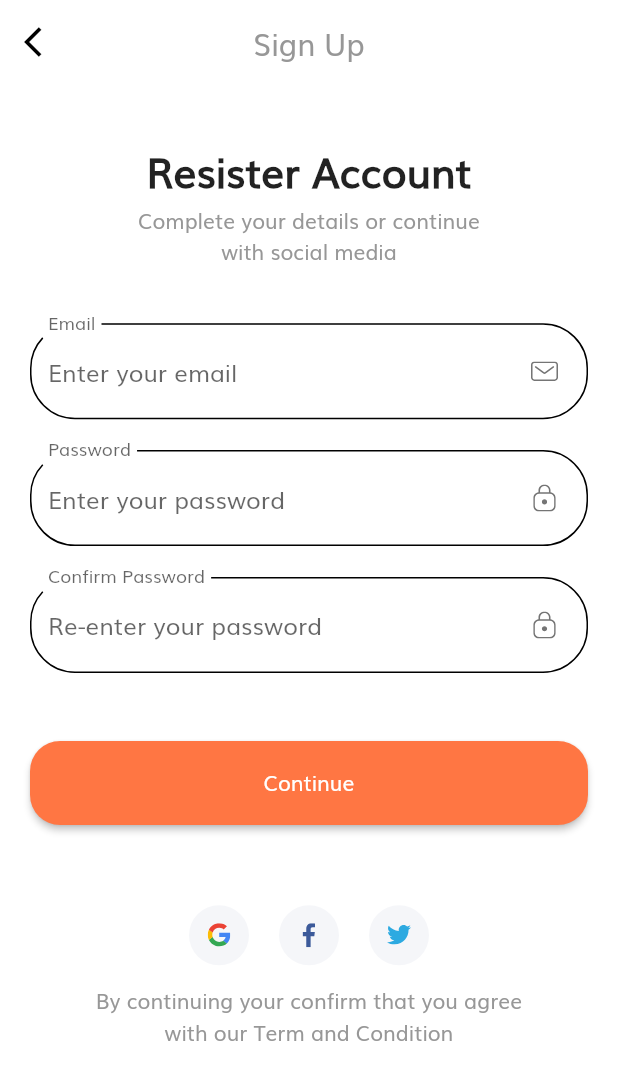
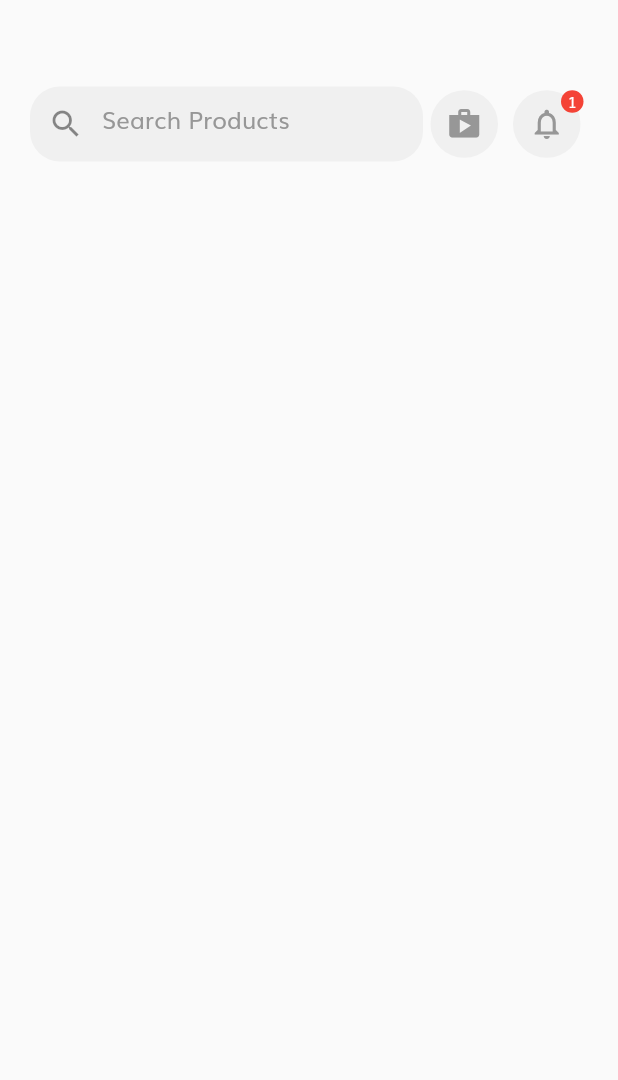
Before and after one commit to Istiak-Ahmed78/walpaper_api, a Flutter app: the screen it shows after launch, on a phone screen of 412 x 824 dp. Shown: the top 1080 px of the screen. Run offline on Flutter 3.47's test engine with Material 2 defaults, Android fonts, the phone set to English and light mode, and no system bars; our stand-ins replace flutter_svg.

Commit message:
more page added

```diff
--- a/lib/constants.dart
+++ b/lib/constants.dart
@@ -1 +1,10 @@
 import 'package:flutter/material.dart';
+import 'package:new_to_edit/views/styles/colors.dart';
+import 'views/styles/padding.dart';
+
+OutlineInputBorder otpStyle() => OutlineInputBorder(
+    borderSide: BorderSide(color: kBlack, width: 2),
+    borderRadius: BorderRadius.all(Radius.circular(10)));
+const textFieldRadius = OutlineInputBorder(
+    borderRadius: BorderRadius.all(Radius.circular(kRadius20)),
+    borderSide: BorderSide.none);
--- a/lib/main.dart
+++ b/lib/main.dart
@@ -1,6 +1,9 @@
 import 'package:flutter/material.dart';
 import 'package:new_to_edit/views/styles/fonts_families.dart';
+import 'views/screens/home_screen/home_screen.dart';
+import 'views/screens/sign_in/forgot_pass/forgot_pass.dart';
 import 'views/screens/sign_up/register_app/register_profile.dart';
+import 'views/screens/sign_up/verifivation_page/verifivation_page.dart';
 
 void main() {
   runApp(MyApp());
@@ -15,7 +18,7 @@ class MyApp extends StatelessWidget {
       // theme: ThemeData.dark(),
       title: 'Flutter Demo',
       debugShowCheckedModeBanner: false,
-      home: ResisterAccount(),
+      home: HomeScreen(),
     );
   }
 }
--- /dev/null
+++ b/lib/views/screens/home_screen/components/header_part.dart
@@ -0,0 +1,35 @@
+import 'package:flutter/material.dart';
+import 'package:new_to_edit/views/styles/colors.dart';
+import 'package:new_to_edit/views/styles/styles.dart';
+import 'icon_with_count.dart';
+import 'search_screen.dart';
+
+class HeaderPart extends StatelessWidget {
+  @override
+  Widget build(BuildContext context) {
+    return LimitedBox(
+      maxHeight: 50,
+      child: Row(
+        children: [
+          Expanded(
+            child: SearchField(),
+          ),
+          Container(
+            height: kRadius45,
+            width: kRadius45,
+            margin: EdgeInsets.symmetric(horizontal: 5),
+            decoration: BoxDecoration(
+                color: kLightSecondryColor, shape: BoxShape.circle),
+            child: Icon(
+              Icons.shop,
+              color: kSecondaryColor,
+            ),
+          ),
+          IconWithCont(
+            count: '1',
+          )
+        ],
+      ),
+    );
+  }
+}
--- /dev/null
+++ b/lib/views/screens/home_screen/components/icon_with_count.dart
@@ -0,0 +1,39 @@
+import 'package:flutter/material.dart';
+import 'package:new_to_edit/views/styles/styles.dart';
+
+class IconWithCont extends StatelessWidget {
+  final String count;
+  const IconWithCont({Key key, this.count}) : super(key: key);
+  @override
+  Widget build(BuildContext context) {
+    return Stack(
+      children: [
+        Container(
+          height: kRadius45,
+          width: kRadius45,
+          margin: EdgeInsets.symmetric(horizontal: 5),
+          decoration:
+              BoxDecoration(color: kLightSecondryColor, shape: BoxShape.circle),
+          child: Icon(
+            Icons.notifications_none,
+            color: kSecondaryColor,
+          ),
+        ),
+        Positioned(
+          left: 37,
+          // top: -2,
+          child: Container(
+            height: 15,
+            width: 15,
+            alignment: Alignment.center,
+            decoration: BoxDecoration(color: kRedColor, shape: BoxShape.circle),
+            child: Text(
+              count,
+              style: TextStyle(color: kWhiteColor, fontSize: 10),
+            ),
+          ),
+        )
+      ],
+    );
+  }
+}
--- /dev/null
+++ b/lib/views/screens/home_screen/components/search_screen.dart
@@ -0,0 +1,21 @@
+import 'package:flutter/material.dart';
+import 'package:new_to_edit/constants.dart';
+import 'package:new_to_edit/views/styles/colors.dart';
+import 'package:new_to_edit/views/styles/padding.dart';
+
+class SearchField extends StatelessWidget {
+  @override
+  Widget build(BuildContext context) {
+    return TextField(
+      decoration: InputDecoration(
+          fillColor: kLightSecondryColor,
+          filled: true,
+          prefixIcon: Icon(Icons.search),
+          enabledBorder: textFieldRadius,
+          hintText: 'Search Products',
+          prefixStyle: TextStyle(color: kSecondaryColor),
+          hintStyle: TextStyle(color: kSecondaryColor),
+          focusedBorder: textFieldRadius),
+    );
+  }
+}
--- /dev/null
+++ b/lib/views/screens/home_screen/home_screen.dart
@@ -0,0 +1,24 @@
+import 'package:flutter/material.dart';
+import 'package:new_to_edit/views/styles/styles.dart';
+import 'components/header_part.dart';
+
+class HomeScreen extends StatelessWidget {
+  @override
+  Widget build(BuildContext context) {
+    return Scaffold(
+      body: SafeArea(
+        child: Padding(
+          padding: EdgeInsets.symmetric(horizontal: kDPadding),
+          child: Column(
+            children: [
+              SizedBox(
+                height: screenHeight(context) * 0.07,
+              ),
+              HeaderPart(),
+            ],
+          ),
+        ),
+      ),
+    );
+  }
+}
--- a/lib/views/screens/sign_up/register_app/register_profile.dart
+++ b/lib/views/screens/sign_up/register_app/register_profile.dart
@@ -13,31 +13,12 @@ class _ResisterAccountState extends State<ResisterAccount> {
   TextEditingController emailController = TextEditingController();
   TextEditingController passwordController = TextEditingController();
   TextEditingController confirmPassController = TextEditingController();
-  double screenHeight(BuildContext context) =>
-      MediaQuery.of(context).size.height;
-  double screenWight(BuildContext context) => MediaQuery.of(context).size.width;
+
   @override
   Widget build(BuildContext context) {
     return Scaffold(
       backgroundColor: kWhiteColor,
-      appBar: AppBar(
-        elevation: 0.0,
-        centerTitle: true,
-        backgroundColor: kWhiteColor,
-        title: Text(
-          'Sign Up',
-          style: TextStyle(color: kSecondaryColor),
-        ),
-        leading: GestureDetector(
-          onTap: () {
-            Navigator.pop(context);
-          },
-          child: Icon(
-            Icons.arrow_back_ios,
-            color: kBlack,
-          ),
-        ),
-      ),
+      appBar: appBar(context, 'Sign Up'),
       body: SafeArea(
         child: SizedBox(
           width: double.infinity,
@@ -51,7 +32,8 @@ class _ResisterAccountState extends State<ResisterAccount> {
                 ),
                 Text(
                   'Resister Account',
-                  style: const TextStyle(fontWeight: FontWeight.w600, fontSize: 27),
+                  style: const TextStyle(
+                      fontWeight: FontWeight.w600, fontSize: 27),
                 ),
                 SizedBox(
                   height: screenHeight(context) * 0.004,
--- a/lib/views/sharerd_widgets/shared_widgets.dart
+++ b/lib/views/sharerd_widgets/shared_widgets.dart
@@ -1 +1,2 @@
 export 'default_button.dart';
+export 'app_bar.dart';
--- a/lib/views/styles/colors.dart
+++ b/lib/views/styles/colors.dart
@@ -5,3 +5,5 @@ const kPrimaryColor = Color(0xFFFF7643);
 const kWhiteColor = Colors.white;
 const kLightWhite = Color(0xFFF5F6F9);
 const kBlack = Colors.black;
+Color kLightSecondryColor = kSecondaryColor.withOpacity(0.1);
+const kRedColor = Colors.red;
--- a/lib/views/styles/padding.dart
+++ b/lib/views/styles/padding.dart
@@ -0,0 +1,8 @@
+import 'package:flutter/material.dart';
+
+double screenHeight(BuildContext context) => MediaQuery.of(context).size.height;
+double screenWight(BuildContext context) => MediaQuery.of(context).size.width;
+const double optWeidth = 50;
+const double kDPadding = 20;
+const double kRadius20 = 20;
+const double kRadius45 = 45;
```
Also changed, not shown: lib/views/screens/sign_in/forgot_pass/forgot_pass.dart (added, +80 -0 lines), lib/views/screens/sign_up/verifivation_page/components/otp_form.dart (added, +59 -0 lines), lib/views/screens/sign_up/verifivation_page/components/single_otp.dart (added, +28 -0 lines), lib/views/screens/sign_up/verifivation_page/verifivation_page.dart (added, +67 -0 lines), lib/views/sharerd_widgets/app_bar.dart (added, +21 -0 lines).
